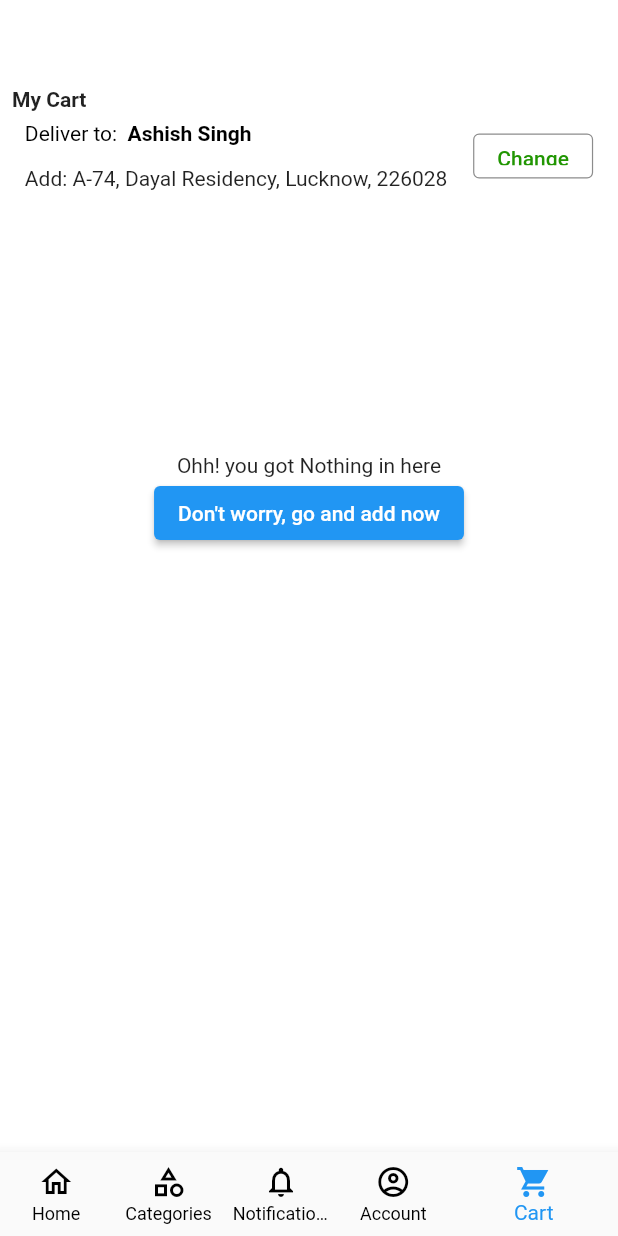
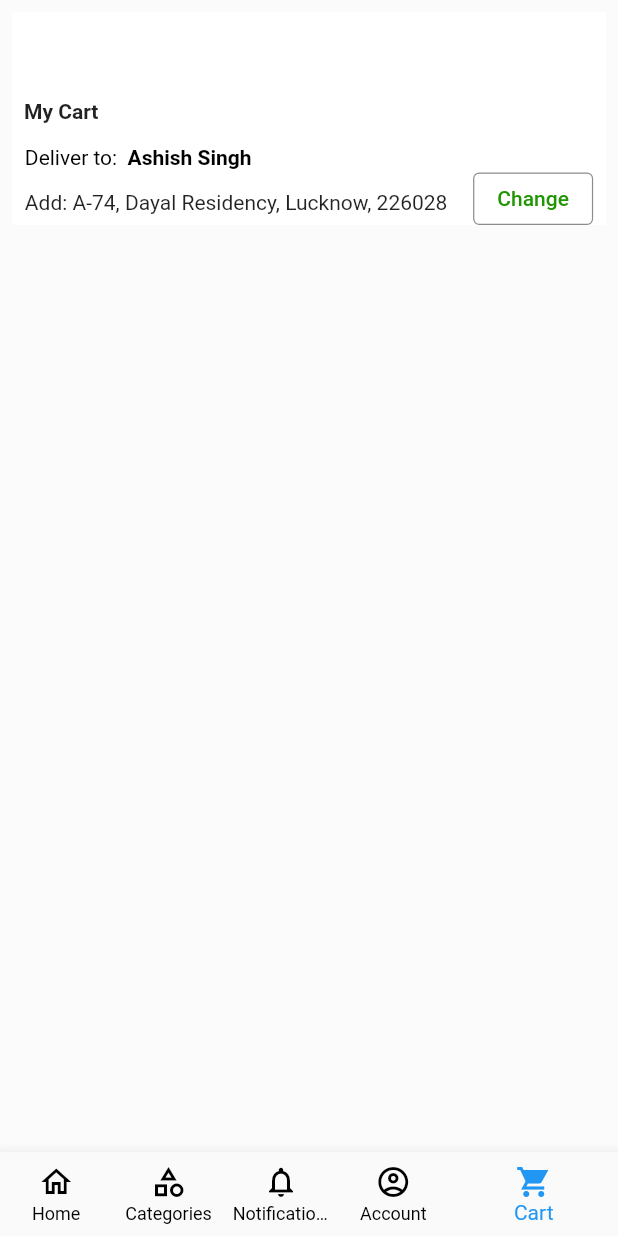
Before and after one commit to ashish622/flipkart_app_clone, a Flutter app: the screen it shows after launch, item 5 of the bottom bar chosen, after a tap on "Change", on a phone screen of 412 x 824 dp. Run offline on Flutter 3.47's test engine with Material 2 defaults, Android fonts, the phone set to English and light mode, and no system bars; our stand-ins replace cloud_firestore, firebase_core; accounts and stored records are empty.

Commit message:
'Cart Screen Changes'

```diff
--- a/lib/main.dart
+++ b/lib/main.dart
@@ -1,7 +1,7 @@
 import 'package:flipkart_home/screens/account_screen.dart';
 import 'package:flipkart_home/screens/categories_screen.dart';
 import 'package:flipkart_home/screens/notification_screen.dart';
-import 'package:flipkart_home/screens/shoping-cart_screen.dart';
+import 'package:flipkart_home/screens/shoping_cart_screen.dart';
 import 'package:flutter/material.dart';
 import 'package:flipkart_home/screens/home_screen.dart';
 import 'package:firebase_core/firebase_core.dart';
--- a/lib/screens/account_screen.dart
+++ b/lib/screens/account_screen.dart
@@ -132,15 +132,17 @@ class AccountScreen extends StatelessWidget {
                 child: Container(
                   color: Colors.white,
                   height: 60,
+                  padding: const EdgeInsets.fromLTRB(14, 0, 14, 0),
                   child: Row(
-                    mainAxisAlignment: MainAxisAlignment.spaceAround,
+                    mainAxisAlignment: MainAxisAlignment.spaceBetween,
                     children: [
                       const Row(
                         mainAxisAlignment: MainAxisAlignment.spaceAround,
                         children: [
                           Icon(Icons.mail, color: Colors.yellow,size: 32,),
+                          SizedBox(width: 10,),
                           Text('Please Add/Verify your mail',
-                            style: TextStyle(fontWeight: FontWeight.bold,fontSize: 16),
+                            style: TextStyle(fontWeight: FontWeight.bold,fontSize: 14),
                           ),
                         ],
                       ),
--- a/lib/screens/shoping-cart_screen.dart
+++ /dev/null
@@ -1,96 +0,0 @@
-import 'package:flipkart_home/main.dart';
-import 'package:flutter/material.dart';
-
-class ShoppingCartScreen extends StatelessWidget {
-  const ShoppingCartScreen({Key? key}) : super(key: key);
-
-  @override
-  Widget build(BuildContext context) {
-    return Scaffold(
-      backgroundColor: Colors.white,
-      body: Container(
-        color: Colors.white,
-        width: MediaQuery.of(context).size.width,
-        height: MediaQuery.of(context).size.height,
-        child: SingleChildScrollView(
-          child: Padding(
-            padding: const EdgeInsets.all(8.0),
-            child: Column(
-              crossAxisAlignment: CrossAxisAlignment.start,
-              mainAxisAlignment: MainAxisAlignment.center,
-              children: [
-                const SizedBox(
-                  height: 50,
-                ),
-                const Text('My Cart',style: TextStyle(fontWeight: FontWeight.bold),),
-                SizedBox(
-                  height: 60,
-                  child: Row(
-                    mainAxisAlignment: MainAxisAlignment.spaceAround,
-                    children: [
-                      Column(
-                        crossAxisAlignment: CrossAxisAlignment.start,
-                        mainAxisAlignment: MainAxisAlignment.spaceAround,
-                        children: [
-                          RichText(
-                            text: const TextSpan(
-                              text: 'Deliver to:  ',
-                              style: TextStyle(
-                                color: Colors.black
-                              ),
-                              children: [
-                                TextSpan(
-                                  text: 'Ashish Singh',
-                                  style:
-                                    TextStyle(fontWeight: FontWeight.bold,color: Colors.black)
-                                )
-                              ]
-                            ),
-                          ),
-                          const Text('Add: A-74, Dayal Residency, Lucknow, 226028')
-                        ],
-                      ),
-                      Container(
-                        width: 80,
-                        height: 30,
-                        decoration: BoxDecoration(
-                          border: Border.all(width: 0.8, color: Colors.black45),
-                          borderRadius: BorderRadius.circular(4)
-                        ),
-                        child: TextButton(
-                          onPressed: (){},
-                          child: Text('Change',style: TextStyle(color: Colors.blue.withBlue(2)),),
-                        ),
-                      ),
-                    ],
-                  ),
-                ),
-                Container(
-                  width: double.infinity,
-                  height: 400,
-                  padding: const EdgeInsets.all(8),
-                  child: Column(
-                    mainAxisAlignment: MainAxisAlignment.center,
-                    children: [
-                      const Text('Ohh! you got Nothing in here'),
-                      ElevatedButton(
-                        onPressed: (){
-                          Navigator.push(context,
-                            MaterialPageRoute(
-                              builder: (BuildContext context) => const MyApp(),
-                            ),
-                          );
-                        },
-                        child: const Text('Don\'t worry, go and add now'),
-                      )
-                    ],
-                  ),
-                )
-              ],
-            ),
-          ),
-        ),
-      )
-    );
-  }
-}
--- /dev/null
+++ b/lib/screens/shoping_cart_screen.dart
@@ -0,0 +1,138 @@
+import 'package:flipkart_home/main.dart';
+import 'package:flutter/material.dart';
+
+class ShoppingCartScreen extends StatelessWidget {
+  const ShoppingCartScreen({Key? key}) : super(key: key);
+
+  @override
+  Widget build(BuildContext context) {
+    return Scaffold(
+      body: Container(
+        color: Colors.white24,
+        width: MediaQuery.of(context).size.width,
+        height: MediaQuery.of(context).size.height,
+        child: SingleChildScrollView(
+          child: Padding(
+            padding: const EdgeInsets.all(8.0),
+            child: Column(
+              crossAxisAlignment: CrossAxisAlignment.start,
+              mainAxisAlignment: MainAxisAlignment.center,
+              children: [
+                Container(
+                  color: Colors.white,
+                  child: Column(
+                    crossAxisAlignment: CrossAxisAlignment.start,
+                    children: [
+                      const SizedBox(
+                        height: 50,
+                      ),
+                      const Padding(
+                        padding: EdgeInsets.all(8.0),
+                        child: Text('My Cart',style: TextStyle(fontWeight: FontWeight.bold),),
+                      ),
+                      SizedBox(
+                        height: 60,
+                        child: Row(
+                          mainAxisAlignment: MainAxisAlignment.spaceAround,
+                          crossAxisAlignment: CrossAxisAlignment.end,
+                          children: [
+                            Column(
+                              crossAxisAlignment: CrossAxisAlignment.start,
+                              mainAxisAlignment: MainAxisAlignment.spaceAround,
+                              children: [
+                                RichText(
+                                  text: const TextSpan(
+                                    text: 'Deliver to:  ',
+                                    style: TextStyle(
+                                      color: Colors.black
+                                    ),
+                                    children: [
+                                      TextSpan(
+                                        text: 'Ashish Singh',
+                                        style:
+                                          TextStyle(fontWeight: FontWeight.bold,color: Colors.black)
+                                      )
+                                    ]
+                                  ),
+                                ),
+                                const Text('Add: A-74, Dayal Residency, Lucknow, 226028')
+                              ],
+                            ),
+                            Container(
+                              width: 80,
+                              height: 35,
+                              decoration: BoxDecoration(
+                                border: Border.all(width: 0.8, color: Colors.black45),
+                                borderRadius: BorderRadius.circular(4)
+                              ),
+                              child: TextButton(
+                                onPressed: (){},
+                                child: Text('Change',style: TextStyle(color: Colors.blue.withBlue(2)),),
+                              ),
+                            ),
+                          ],
+                        ),
+                      ),
+                    ],
+                  ),
+                ),
+                const SizedBox(
+                  height: 800,
+                  width: double.infinity,
+                  // child: GridView.builder(
+                  //   gridDelegate: const SliverGridDelegateWithFixedCrossAxisCount(
+                  //     crossAxisCount: 1,
+                  //   ),
+                  //   itemCount: 5,
+                  //   itemBuilder: (BuildContext context, index){
+                  //     return Padding(
+                  //       padding: const EdgeInsets.all(18.0),
+                  //       child: Card(
+                  //         child: InkWell(
+                  //           splashColor: Colors.blue.withAlpha(30),
+                  //           onTap: () {
+                  //             debugPrint('Card tapped.');
+                  //           },
+                  //           child: Container(
+                  //             height: 20,
+                  //             width: double.infinity,
+                  //             padding: const EdgeInsets.all(15),
+                  //             color: Colors.white,
+                  //             child: const Row(
+                  //               mainAxisAlignment: MainAxisAlignment.spaceBetween,
+                  //               children: [
+                  //                 Column(
+                  //                   mainAxisAlignment: MainAxisAlignment.center,
+                  //                   crossAxisAlignment: CrossAxisAlignment.center,
+                  //                   children: [
+                  //                     Image(image: AssetImage('assets/images/img_15.png'),
+                  //                       width: 50,height: 50,
+                  //                     ),
+                  //                     Text('Count'),
+                  //                   ],
+                  //                 ),
+                  //                 Column(
+                  //                   mainAxisAlignment: MainAxisAlignment.center,
+                  //                   children: [
+                  //                     Text('Product Name'),
+                  //                     Text('Product Details'),
+                  //                     Text('Price'),
+                  //                   ],
+                  //                 )
+                  //               ],
+                  //             ),
+                  //           )
+                  //         ),
+                  //       ),
+                  //     );
+                  //   },
+                  // ),
+                )
+              ],
+            ),
+          ),
+        ),
+      )
+    );
+  }
+}
```
